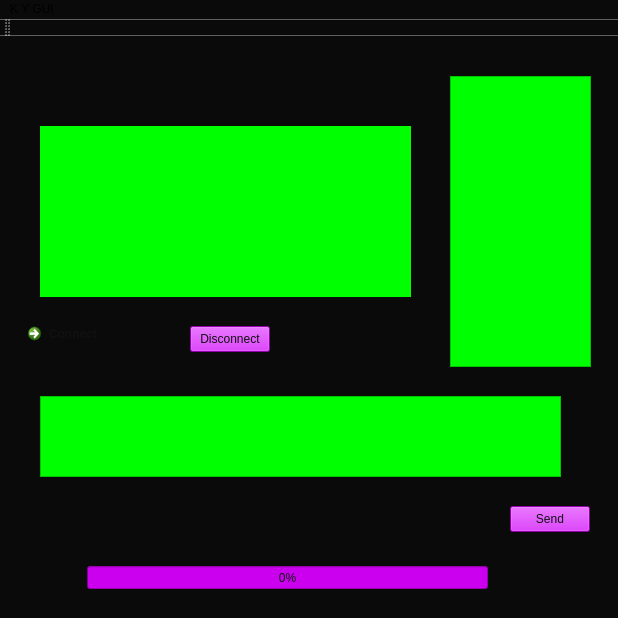
Qt form mainwindow.ui (StronglogicSolutions/ky_gui) before a commit.
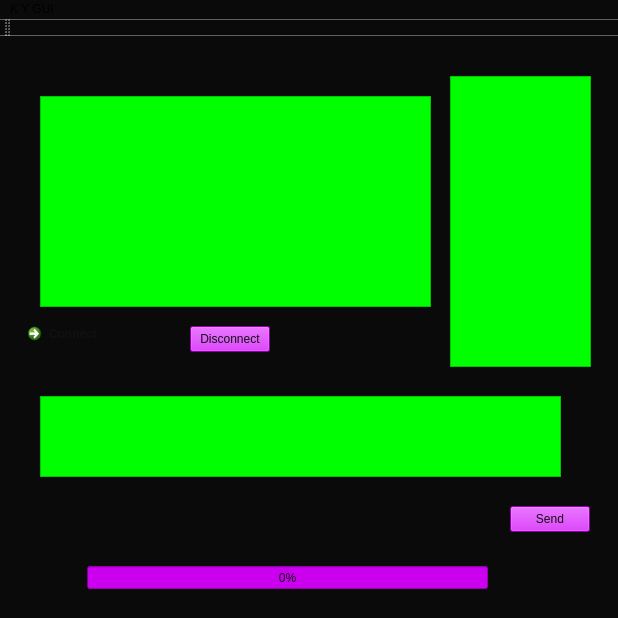
The same form after that commit. Icons and pictures are not drawn.

Commit message: switching to scrollable message area

```diff
--- a/mainwindow.ui
+++ b/mainwindow.ui
@@ -105,24 +105,7 @@
      <string>Send</string>
     </property>
    </widget>
-   <widget class="QLabel" name="messages">
-    <property name="geometry">
-     <rect>
-      <x>40</x>
-      <y>90</y>
-      <width>371</width>
-      <height>171</height>
-     </rect>
-    </property>
-    <property name="styleSheet">
-     <string notr="true">background-color: rgb(0, 255, 0);
-color: rgb(16, 16, 16);</string>
-    </property>
-    <property name="text">
-     <string/>
-    </property>
-   </widget>
-   <widget class="QPlainTextEdit" name="inputText">
+   <widget class="QTextEdit" name="inputText">
     <property name="geometry">
      <rect>
       <x>40</x>
@@ -150,6 +133,38 @@
 color: rgb(16, 16, 16);</string>
     </property>
    </widget>
+   <widget class="QTextEdit" name="messages">
+    <property name="geometry">
+     <rect>
+      <x>40</x>
+      <y>60</y>
+      <width>391</width>
+      <height>211</height>
+     </rect>
+    </property>
+    <property name="toolTip">
+     <string>Messages</string>
+    </property>
+    <property name="toolTipDuration">
+     <number>1</number>
+    </property>
+    <property name="autoFillBackground">
+     <bool>false</bool>
+    </property>
+    <property name="styleSheet">
+     <string notr="true">background-color: rgb(0, 255, 0);
+color: rgb(16, 16, 16);</string>
+    </property>
+    <property name="lineWrapMode">
+     <enum>QTextEdit::WidgetWidth</enum>
+    </property>
+    <property name="readOnly">
+     <bool>true</bool>
+    </property>
+    <property name="placeholderText">
+     <string/>
+    </property>
+   </widget>
   </widget>
   <widget class="QMenuBar" name="menuBar">
    <property name="geometry">
```
The commit also changes 6 other files.
